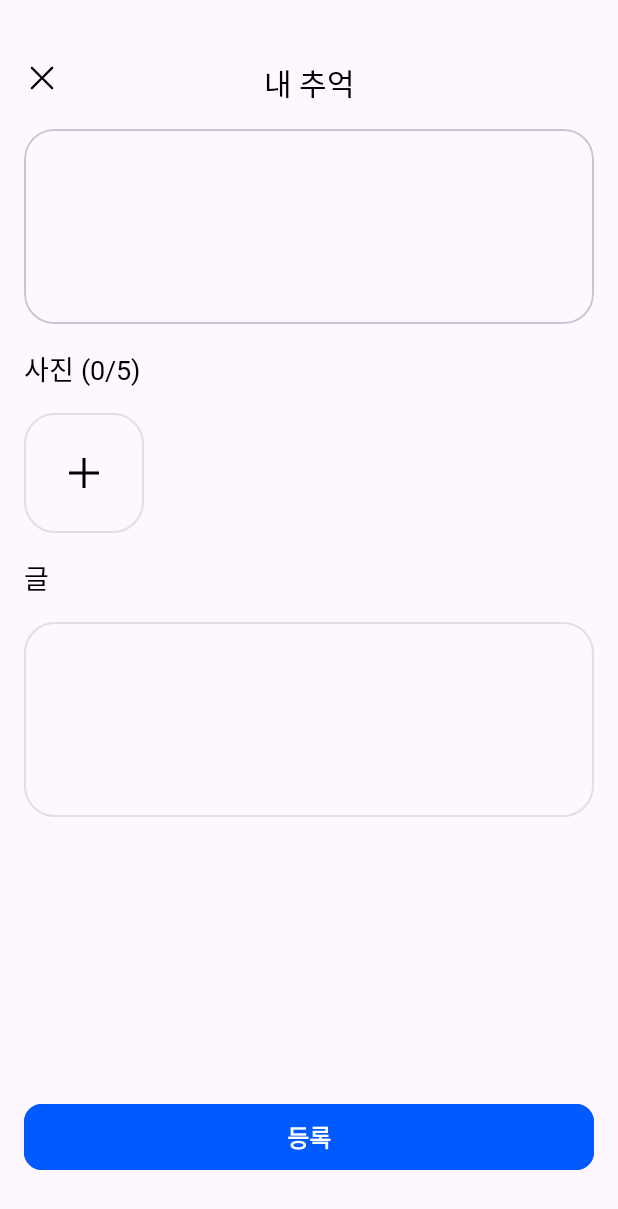
After one commit to Sesac-team-03/TreasureHunt, an Android app: the layout fragment_record.xml on its own in the app's theme, with its tools: preview values and no code run, on a phone screen of 412 x 824 dp. The commit adds this screen. Shown: the top 1209 px of the screen. Run offline under Robolectric (Android 15) with nearby library versions, the phone set to English and light mode, and no system bars.

Commit message:
feat: 임시 기록 추가/수정 화면 레이아웃 구현

```diff
--- /dev/null
+++ b/app/src/main/java/com/treasurehunt/RecordFragment.kt
@@ -0,0 +1,31 @@
+package com.treasurehunt
+
+import android.os.Bundle
+import android.view.LayoutInflater
+import android.view.View
+import android.view.ViewGroup
+import androidx.fragment.app.Fragment
+import com.treasurehunt.databinding.FragmentRecordBinding
+
+class RecordFragment : Fragment() {
+    private var _binding: FragmentRecordBinding? = null
+    private val binding get() = _binding!!
+
+    override fun onCreateView(
+        inflater: LayoutInflater,
+        container: ViewGroup?,
+        savedInstanceState: Bundle?
+    ): View {
+        _binding = FragmentRecordBinding.inflate(inflater, container, false)
+        return binding.root
+    }
+
+    override fun onViewCreated(view: View, savedInstanceState: Bundle?) {
+        super.onViewCreated(view, savedInstanceState)
+    }
+
+    override fun onDestroyView() {
+        super.onDestroyView()
+        _binding = null
+    }
+}
--- /dev/null
+++ b/app/src/main/res/layout/fragment_record.xml
@@ -0,0 +1,104 @@
+<?xml version="1.0" encoding="utf-8"?>
+<androidx.constraintlayout.widget.ConstraintLayout xmlns:android="http://schemas.android.com/apk/res/android"
+    xmlns:app="http://schemas.android.com/apk/res-auto"
+    xmlns:tools="http://schemas.android.com/tools"
+    android:layout_width="match_parent"
+    android:layout_height="match_parent"
+    android:paddingBottom="40dp">
+
+    <ImageButton
+        android:id="@+id/ib_cancel"
+        android:layout_width="wrap_content"
+        android:layout_height="wrap_content"
+        android:layout_marginStart="16dp"
+        android:layout_marginTop="40dp"
+        android:background="@android:color/transparent"
+        android:contentDescription="@string/record_ib_cancel"
+        android:src="@drawable/icon_cancel"
+        app:layout_constraintStart_toStartOf="parent"
+        app:layout_constraintTop_toTopOf="parent" />
+
+    <TextView
+        android:id="@+id/tv_title"
+        style="@style/RecordTitle"
+        android:layout_width="wrap_content"
+        android:layout_height="wrap_content"
+        android:layout_marginTop="40dp"
+        android:text="@string/record_tv_title"
+        app:layout_constraintEnd_toEndOf="parent"
+        app:layout_constraintStart_toStartOf="parent"
+        app:layout_constraintTop_toTopOf="parent" />
+
+    <!-- map 표시될 view -->
+    <com.google.android.material.card.MaterialCardView
+        android:id="@+id/mcv_map"
+        android:layout_width="0dp"
+        android:layout_height="130dp"
+        android:layout_marginHorizontal="16dp"
+        android:layout_marginTop="16dp"
+        android:background="@drawable/button_record"
+        app:cardCornerRadius="20dp"
+        app:layout_constraintEnd_toEndOf="parent"
+        app:layout_constraintStart_toStartOf="parent"
+        app:layout_constraintTop_toBottomOf="@id/tv_title" />
+
+    <TextView
+        android:id="@+id/tv_photo"
+        style="@style/RecordPhoto"
+        android:layout_width="wrap_content"
+        android:layout_height="wrap_content"
+        android:layout_marginStart="16dp"
+        android:layout_marginTop="16dp"
+        android:text="@string/record_tv_photo"
+        app:layout_constraintStart_toStartOf="parent"
+        app:layout_constraintTop_toBottomOf="@id/mcv_map" />
+
+    <ImageButton
+        android:id="@+id/ib_select_photo"
+        android:layout_width="80dp"
+        android:layout_height="80dp"
+        android:layout_marginStart="16dp"
+        android:layout_marginTop="16dp"
+        android:background="@drawable/button_record"
+        android:src="@drawable/icon_plus"
+        app:layout_constraintStart_toStartOf="parent"
+        app:layout_constraintTop_toBottomOf="@id/tv_photo" />
+
+    <TextView
+        android:id="@+id/tv_text"
+        style="@style/RecordPhoto"
+        android:layout_width="wrap_content"
+        android:layout_height="wrap_content"
+        android:layout_marginStart="16dp"
+        android:layout_marginTop="16dp"
+        android:text="@string/record_tv_text"
+        app:layout_constraintStart_toStartOf="parent"
+        app:layout_constraintTop_toBottomOf="@id/ib_select_photo" />
+
+    <EditText
+        android:id="@+id/et_text"
+        style="@style/RecordText"
+        android:layout_width="0dp"
+        android:layout_height="130dp"
+        android:layout_marginHorizontal="16dp"
+        android:layout_marginTop="16dp"
+        android:paddingStart="16dp"
+        android:paddingTop="16dp"
+        app:layout_constraintEnd_toEndOf="parent"
+        app:layout_constraintStart_toStartOf="parent"
+        app:layout_constraintTop_toBottomOf="@id/tv_text"
+        tools:ignore="RtlSymmetry" />
+
+    <Button
+        android:id="@+id/btn_save"
+        style="@style/RecordSave"
+        android:layout_width="0dp"
+        android:layout_height="52dp"
+        android:layout_marginHorizontal="16dp"
+        android:text="@string/record_btn_save"
+        app:cornerRadius="12dp"
+        app:layout_constraintBottom_toBottomOf="parent"
+        app:layout_constraintEnd_toEndOf="parent"
+        app:layout_constraintStart_toStartOf="parent" />
+
+</androidx.constraintlayout.widget.ConstraintLayout>
--- a/app/src/main/res/values/colors.xml
+++ b/app/src/main/res/values/colors.xml
@@ -2,4 +2,7 @@
 <resources>
     <color name="black">#FF000000</color>
     <color name="white">#FFFFFFFF</color>
+    <color name="gray_100">#9E9E9E</color>
+    <color name="gray_200">#E0E0E0</color>
+    <color name="blue">#005AFF</color>
 </resources>
--- /dev/null
+++ b/app/src/main/res/values/dimens.xml
@@ -0,0 +1,10 @@
+<?xml version="1.0" encoding="utf-8"?>
+<resources>
+    <dimen name="xxLarge">24sp</dimen>
+    <dimen name="xLarge">20sp</dimen>
+    <dimen name="large">18sp</dimen>
+    <dimen name="middle">16sp</dimen>
+    <dimen name="small">14sp</dimen>
+    <dimen name="xSmall">12sp</dimen>
+    <dimen name="xxSmall">11sp</dimen>
+</resources>
--- a/app/src/main/res/values/strings.xml
+++ b/app/src/main/res/values/strings.xml
@@ -1,3 +1,10 @@
 <resources>
     <string name="app_name">TreasureHunt</string>
+
+    <!-- RecordFragment -->
+    <string name="record_tv_title">내 추억</string>
+    <string name="record_ib_cancel">작성 중인 글을 취소하는 버튼입니다.</string>
+    <string name="record_tv_text">글</string>
+    <string name="record_tv_photo">사진 (0/5)</string>
+    <string name="record_btn_save">등록</string>
 </resources>
--- /dev/null
+++ b/app/src/main/res/values/styles.xml
@@ -0,0 +1,29 @@
+<?xml version="1.0" encoding="utf-8"?>
+<resources>
+
+    <!-- RecordFragment -->
+    <style name="RecordTitle">
+        <item name="android:fontFamily">@font/pretendard_semibold</item>
+        <item name="android:textColor">@color/black</item>
+        <item name="android:textSize">@dimen/xLarge</item>
+    </style>
+
+    <style name="RecordPhoto">
+        <item name="android:fontFamily">@font/pretendard_semibold</item>
+        <item name="android:textColor">@color/black</item>
+        <item name="android:textSize">@dimen/large</item>
+    </style>
+
+    <style name="RecordText">
+        <item name="android:background">@drawable/button_record</item>
+        <item name="android:gravity">top|start</item>
+    </style>
+
+    <style name="RecordSave">
+        <item name="fontFamily">@font/pretendard</item>
+        <item name="android:backgroundTint">@drawable/selector_button_record_background</item>
+        <item name="android:textColor">@drawable/selector_button_record_text_color</item>
+        <item name="android:textStyle">bold</item>
+        <item name="android:textSize">@dimen/middle</item>
+    </style>
+</resources>
```
